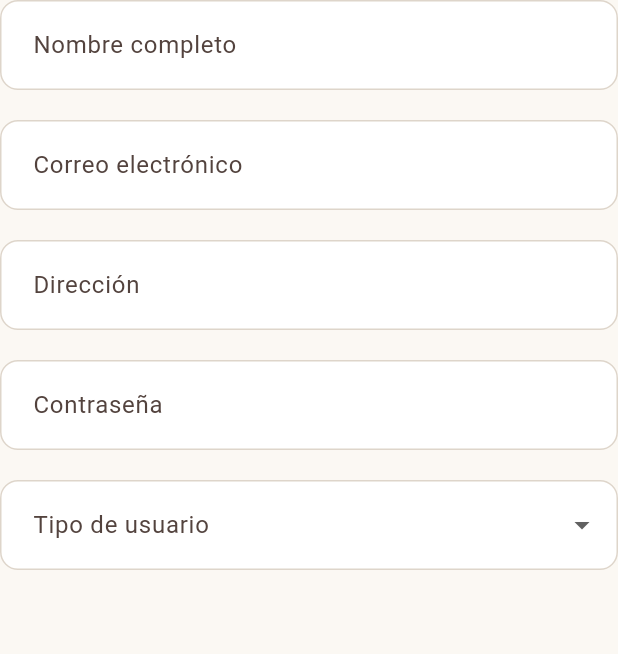
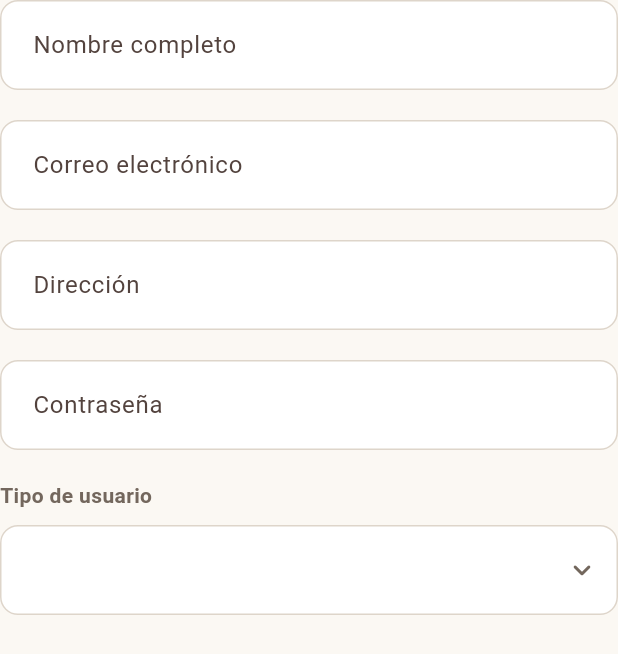
Before and after one commit to Alancius98/blog-u3-flutter-fastapi, a Flutter app: the UsuarioFormFields widget shown alone on an empty page, opened directly with empty values, on a phone screen of 412 x 824 dp. Shown: the top 654 px of the screen. Run offline on Flutter 3.47's test engine with Material 3 defaults, Android fonts, the phone set to English and light mode, and no system bars; network calls fail.

Commit message:
Separar la etiqueta del selector de tipo de usuario para evitar bordes superpuestos

```diff
--- /dev/null
+++ b/flutter application/flutter_application_1/lib/widgets/tipo_usuario_field.dart
@@ -0,0 +1,55 @@
+import 'package:flutter/material.dart';
+import 'blog_theme.dart';
+
+class TipoUsuarioField extends StatelessWidget {
+  final int tipo;
+  final bool enabled;
+  final ValueChanged<int> onChanged;
+
+  const TipoUsuarioField({
+    super.key,
+    required this.tipo,
+    required this.onChanged,
+    this.enabled = true,
+  });
+
+  @override
+  Widget build(BuildContext context) => Column(
+    crossAxisAlignment: CrossAxisAlignment.stretch,
+    mainAxisSize: MainAxisSize.min,
+    children: [
+      const Text(
+        'Tipo de usuario',
+        style: TextStyle(
+          color: blogMuted,
+          fontSize: 14,
+          fontWeight: FontWeight.w600,
+        ),
+      ),
+      const SizedBox(height: 10),
+      Semantics(
+        label: 'Tipo de usuario',
+        child: DropdownButtonFormField<int>(
+          initialValue: tipo,
+          isExpanded: true,
+          dropdownColor: Colors.white,
+          borderRadius: BorderRadius.circular(12),
+          icon: const Icon(Icons.expand_more_rounded, color: blogMuted),
+          decoration: const InputDecoration(
+            // El título está fuera del borde; no se usa etiqueta flotante.
+            floatingLabelBehavior: FloatingLabelBehavior.never,
+          ),
+          items: const [
+            DropdownMenuItem(value: 2, child: Text('General')),
+            DropdownMenuItem(value: 1, child: Text('Administrador')),
+          ],
+          onChanged: enabled
+              ? (value) {
+                  if (value != null) onChanged(value);
+                }
+              : null,
+        ),
+      ),
+    ],
+  );
+}
--- a/flutter application/flutter_application_1/lib/widgets/usuario_form_fields.dart
+++ b/flutter application/flutter_application_1/lib/widgets/usuario_form_fields.dart
@@ -1,4 +1,5 @@
 import 'package:flutter/material.dart';
+import 'tipo_usuario_field.dart';
 
 /// Campos compartidos por el alta y la edición del diálogo de usuarios.
 class UsuarioFormFields extends StatelessWidget {
@@ -53,19 +54,10 @@ class UsuarioFormFields extends StatelessWidget {
         ),
       ],
       const SizedBox(height: 20),
-      DropdownButtonFormField<int>(
-        initialValue: tipo,
-        isExpanded: true,
-        decoration: const InputDecoration(labelText: 'Tipo de usuario'),
-        items: const [
-          DropdownMenuItem(value: 2, child: Text('General')),
-          DropdownMenuItem(value: 1, child: Text('Administrador')),
-        ],
-        onChanged: guardando
-            ? null
-            : (value) {
-                if (value != null) onTipoChanged(value);
-              },
+      TipoUsuarioField(
+        tipo: tipo,
+        enabled: !guardando,
+        onChanged: onTipoChanged,
       ),
     ],
   );
```
Also changed, not shown: flutter application/flutter_application_1/lib/screens/register_user_page.dart (+5 -23 lines), 1 other file.
